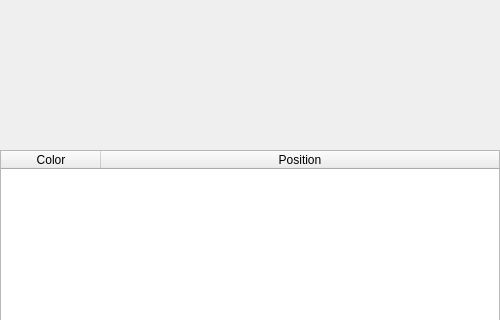
Before: the Qt Designer form Modules/VolumeVisualizationUI/src/QmitkVolumeTransferFunctionEditorControls.ui in MITK/MITK, drawn with Qt 5; both pictures show x 0 to 500 and y 471 to 791 of the 500 by 1053 pixel window.
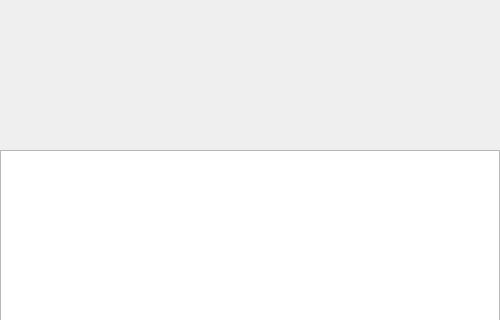
After: the same form once the commit is applied. Custom widgets are drawn as their Qt base class.

Commit message:
Tidy the color stop list in edit mode
The list drops its header, which the dark theme draws in the color of
the view around it. A stop beyond the axis now shows its position too,
below 0 or above 1 and marked "(off axis)", in a grayed-out row. The
row stays selectable, since selecting it is how such a stop is
recolored.

```diff
--- a/Modules/VolumeVisualizationUI/src/QmitkVolumeTransferFunctionEditorControls.ui
+++ b/Modules/VolumeVisualizationUI/src/QmitkVolumeTransferFunctionEditorControls.ui
@@ -310,6 +310,9 @@
            <property name="selectionBehavior">
             <enum>QAbstractItemView::SelectionBehavior::SelectRows</enum>
            </property>
+           <attribute name="horizontalHeaderVisible">
+            <bool>false</bool>
+           </attribute>
            <attribute name="horizontalHeaderStretchLastSection">
             <bool>true</bool>
            </attribute>
```
The commit also changes 2 other files.
